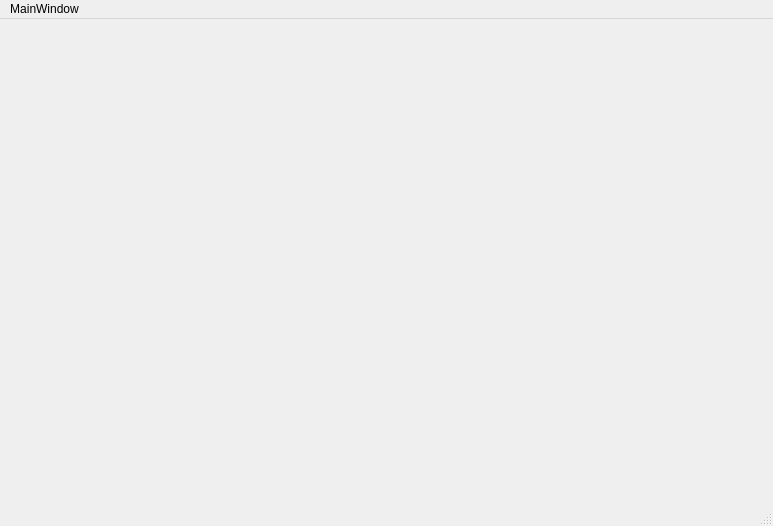
Before: the Qt Designer form battleships_client/src/mainwindow.ui in arentil/battleships, drawn with Qt 5.
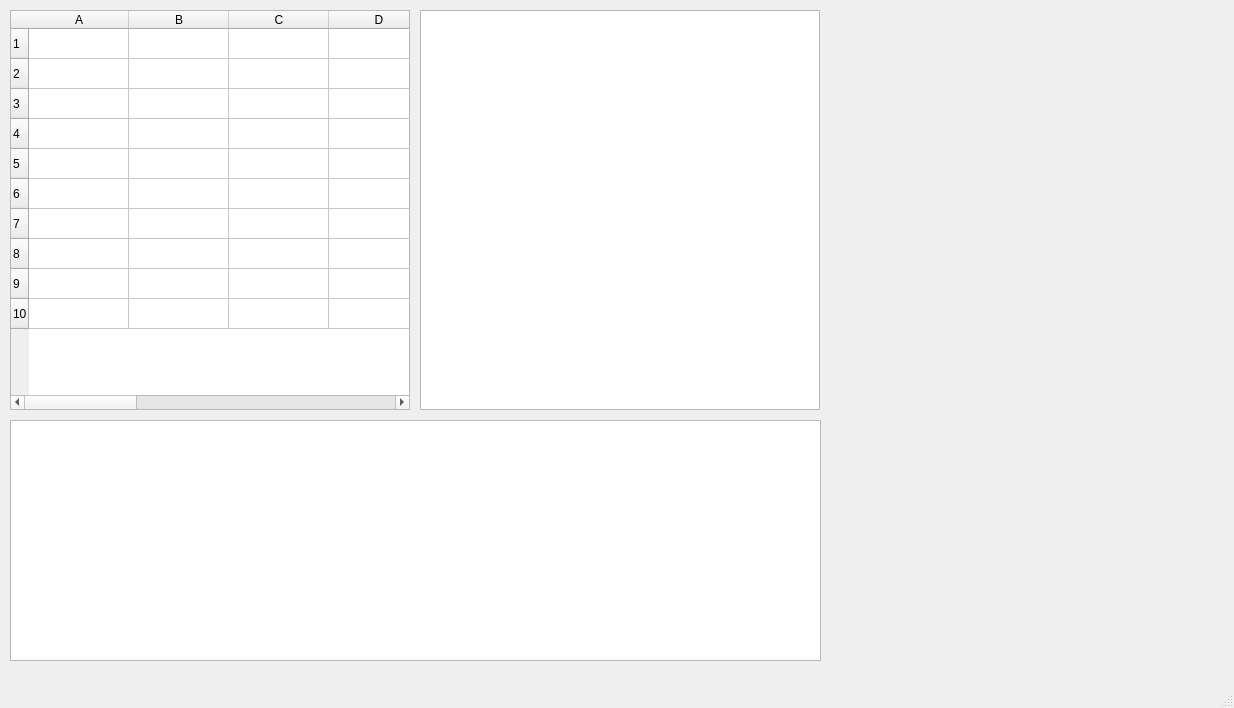
After: the same form once the commit is applied.

What changed in the file:
```diff
--- a/battleships_client/src/mainwindow.ui
+++ b/battleships_client/src/mainwindow.ui
@@ -6,29 +6,107 @@
    <rect>
     <x>0</x>
     <y>0</y>
-    <width>773</width>
-    <height>526</height>
+    <width>1234</width>
+    <height>708</height>
    </rect>
   </property>
   <property name="windowTitle">
    <string>MainWindow</string>
   </property>
-  <widget class="QWidget" name="centralwidget"/>
-  <widget class="QMenuBar" name="menubar">
-   <property name="geometry">
-    <rect>
-     <x>0</x>
-     <y>0</y>
-     <width>773</width>
-     <height>21</height>
-    </rect>
-   </property>
-   <widget class="QMenu" name="menuMainWindow">
-    <property name="title">
-     <string>MainWindow</string>
+  <widget class="QWidget" name="centralwidget">
+   <widget class="QTableWidget" name="tableWidget">
+    <property name="geometry">
+     <rect>
+      <x>10</x>
+      <y>10</y>
+      <width>400</width>
+      <height>400</height>
+     </rect>
     </property>
+    <attribute name="horizontalHeaderCascadingSectionResizes">
+     <bool>true</bool>
+    </attribute>
+    <row/>
+    <row/>
+    <row/>
+    <row/>
+    <row/>
+    <row/>
+    <row/>
+    <row/>
+    <row/>
+    <row/>
+    <column>
+     <property name="text">
+      <string>A</string>
+     </property>
+    </column>
+    <column>
+     <property name="text">
+      <string>B</string>
+     </property>
+    </column>
+    <column>
+     <property name="text">
+      <string>C</string>
+     </property>
+    </column>
+    <column>
+     <property name="text">
+      <string>D</string>
+     </property>
+    </column>
+    <column>
+     <property name="text">
+      <string>E</string>
+     </property>
+    </column>
+    <column>
+     <property name="text">
+      <string>F</string>
+     </property>
+    </column>
+    <column>
+     <property name="text">
+      <string>G</string>
+     </property>
+    </column>
+    <column>
+     <property name="text">
+      <string>H</string>
+     </property>
+    </column>
+    <column>
+     <property name="text">
+      <string>I</string>
+     </property>
+    </column>
+    <column>
+     <property name="text">
+      <string>J</string>
+     </property>
+    </column>
    </widget>
-   <addaction name="menuMainWindow"/>
+   <widget class="QTableWidget" name="tableWidget_2">
+    <property name="geometry">
+     <rect>
+      <x>420</x>
+      <y>10</y>
+      <width>400</width>
+      <height>400</height>
+     </rect>
+    </property>
+   </widget>
+   <widget class="QTextBrowser" name="textBrowser">
+    <property name="geometry">
+     <rect>
+      <x>10</x>
+      <y>420</y>
+      <width>811</width>
+      <height>241</height>
+     </rect>
+    </property>
+   </widget>
   </widget>
   <widget class="QStatusBar" name="statusbar"/>
  </widget>
```
